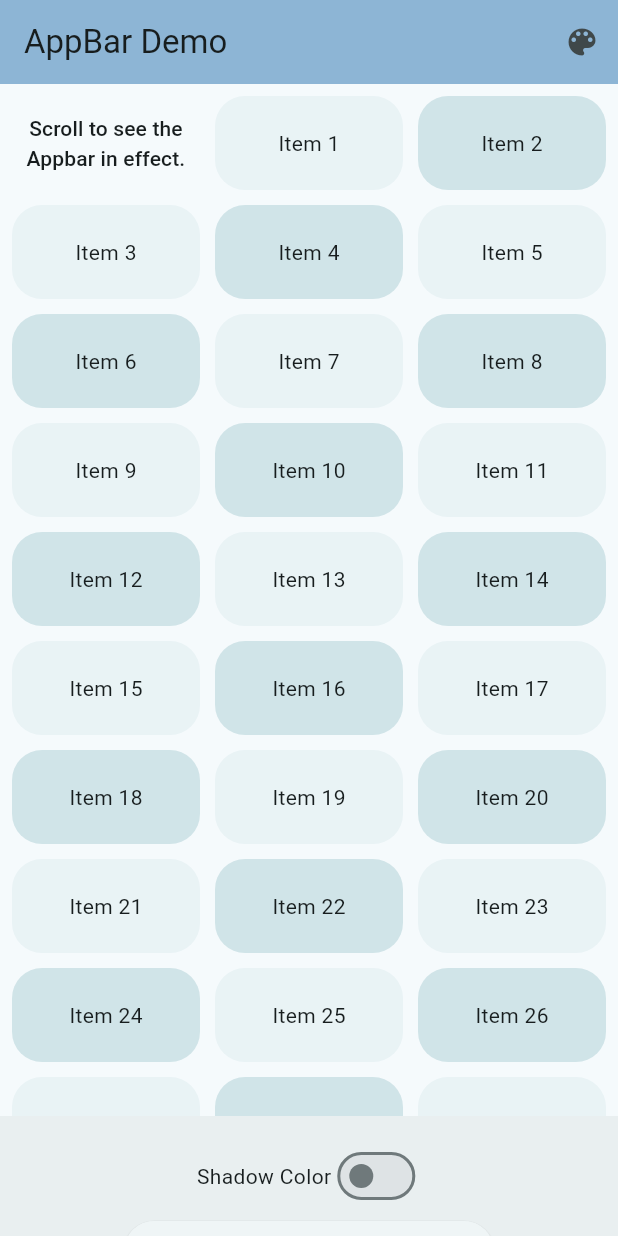
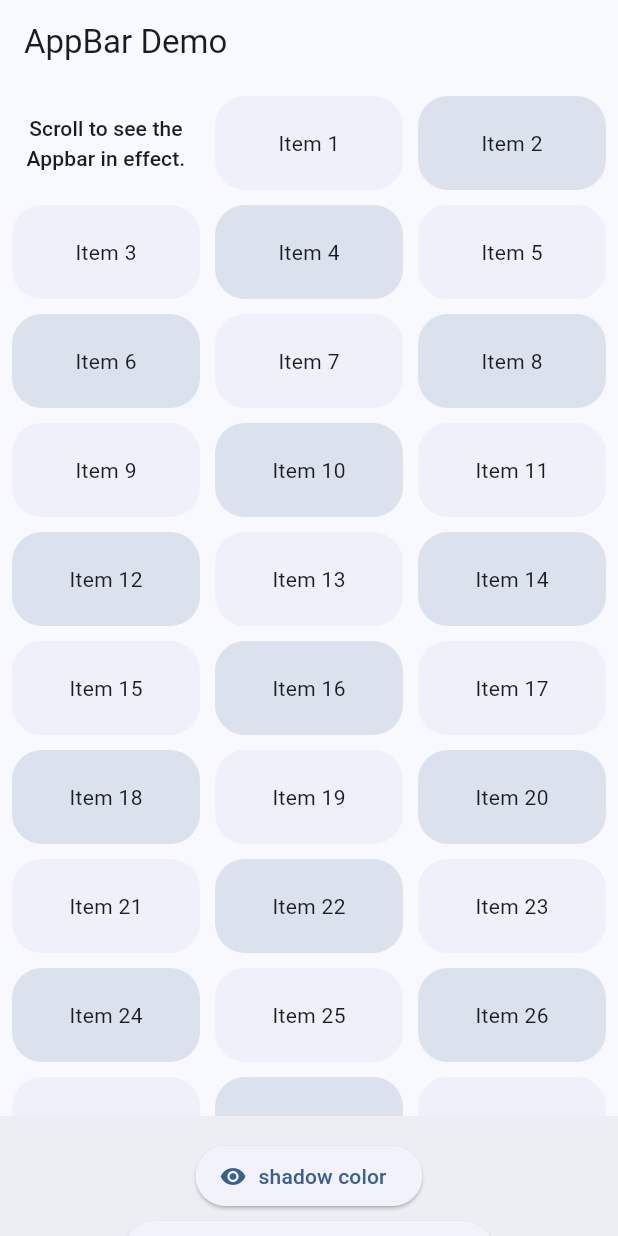
Before and after one commit to DiegoE0/proyectoflutter, a Flutter app: the screen it shows after launch, on a phone screen of 412 x 824 dp. Run offline on Flutter 3.47's test engine with Material 3 defaults, Android fonts, the phone set to English and light mode, and no system bars.

Commit message:
ejecicio 2

```diff
--- a/lib/main.dart
+++ b/lib/main.dart
@@ -1,6 +1,6 @@
 import 'package:flutter/material.dart';
 
-/// Flutter code sample for [AppBar] with dynamic color, SnackBar, and Switch.
+/// Flutter code sample for [AppBar].
 
 final List<int> _items = List<int>.generate(51, (int index) => index);
 
@@ -12,10 +12,9 @@ class AppBarApp extends StatelessWidget {
   @override
   Widget build(BuildContext context) {
     return MaterialApp(
-      debugShowCheckedModeBanner: false, // Quita el banner de debug
       theme: ThemeData(
-        colorSchemeSeed: const Color(0xff00BCD4),
-      ), // Cambiado a un nuevo color (cian)
+        colorSchemeSeed: const Color.fromARGB(255, 23, 135, 226),
+      ),
       home: const AppBarExample(),
     );
   }
@@ -31,43 +30,6 @@ class AppBarExample extends StatefulWidget {
 class _AppBarExampleState extends State<AppBarExample> {
   bool shadowColor = false;
   double? scrolledUnderElevation;
-  Color appBarColor = const Color.fromARGB(255, 141, 181, 213);
-  final List<Color> _colors = [
-    Colors.blue,
-    Colors.green,
-    Colors.red,
-    Colors.purple,
-    Colors.orange,
-    Colors.teal,
-    Colors.indigo,
-    Colors.pink,
-    Colors.amber,
-    Colors.cyan,
-    Colors.lime,
-    Colors.deepOrange,
-    Colors.brown,
-    Colors.grey,
-    Colors.blueGrey,
-  ];
-  int _currentColorIndex = 0;
-
-  void _changeAppBarColor() {
-    setState(() {
-      _currentColorIndex = (_currentColorIndex + 1) % _colors.length;
-      appBarColor = _colors[_currentColorIndex];
-    });
-  }
-
-  void _showElevationSnackBar() {
-    ScaffoldMessenger.of(context).showSnackBar(
-      SnackBar(
-        content: Text(
-          'scrolledUnderElevation: ${scrolledUnderElevation ?? 'default'}',
-        ),
-        duration: const Duration(seconds: 2),
-      ),
-    );
-  }
 
   @override
   Widget build(BuildContext context) {
@@ -80,14 +42,6 @@ class _AppBarExampleState extends State<AppBarExample> {
         title: const Text('AppBar Demo'),
         scrolledUnderElevation: scrolledUnderElevation,
         shadowColor: shadowColor ? Theme.of(context).colorScheme.shadow : null,
-        backgroundColor: appBarColor,
-        actions: [
-          IconButton(
-            icon: const Icon(Icons.color_lens),
-            tooltip: 'Change AppBar Color',
-            onPressed: _changeAppBarColor,
-          ),
-        ],
       ),
       body: GridView.builder(
         itemCount: _items.length,
@@ -110,6 +64,7 @@ class _AppBarExampleState extends State<AppBarExample> {
           }
           return Container(
             alignment: Alignment.center,
+            // tileColor: _items[index].isOdd ? oddItemColor : evenItemColor,
             decoration: BoxDecoration(
               borderRadius: BorderRadius.circular(20.0),
               color: _items[index].isOdd ? oddItemColor : evenItemColor,
@@ -126,31 +81,30 @@ class _AppBarExampleState extends State<AppBarExample> {
             alignment: MainAxisAlignment.center,
             overflowSpacing: 5.0,
             children: <Widget>[
-              Row(
-                mainAxisSize: MainAxisSize.min,
-                children: [
-                  const Text('Shadow Color'),
-                  Switch(
-                    value: shadowColor,
-                    onChanged: (bool value) {
+              ElevatedButton.icon(
+                onPressed: () {
                   setState(() {
-                        shadowColor = value;
+                    shadowColor = !shadowColor;
                   });
                 },
+                icon: Icon(
+                  shadowColor ? Icons.visibility_off : Icons.visibility,
                 ),
-                ],
+                label: const Text('shadow color'),
               ),
               const SizedBox(width: 5),
               ElevatedButton(
                 onPressed: () {
+                  if (scrolledUnderElevation == null) {
                     setState(() {
-                    if (scrolledUnderElevation == null) {
+                      // Default elevation is 3.0, increment by 1.0.
                       scrolledUnderElevation = 4.0;
+                    });
                   } else {
+                    setState(() {
                       scrolledUnderElevation = scrolledUnderElevation! + 1.0;
+                    });
                   }
-                    _showElevationSnackBar();
-                  });
                 },
                 child: Text(
                   'scrolledUnderElevation: ${scrolledUnderElevation ?? 'default'}',
```
Lines whose indentation alone changed are shown as unchanged.
